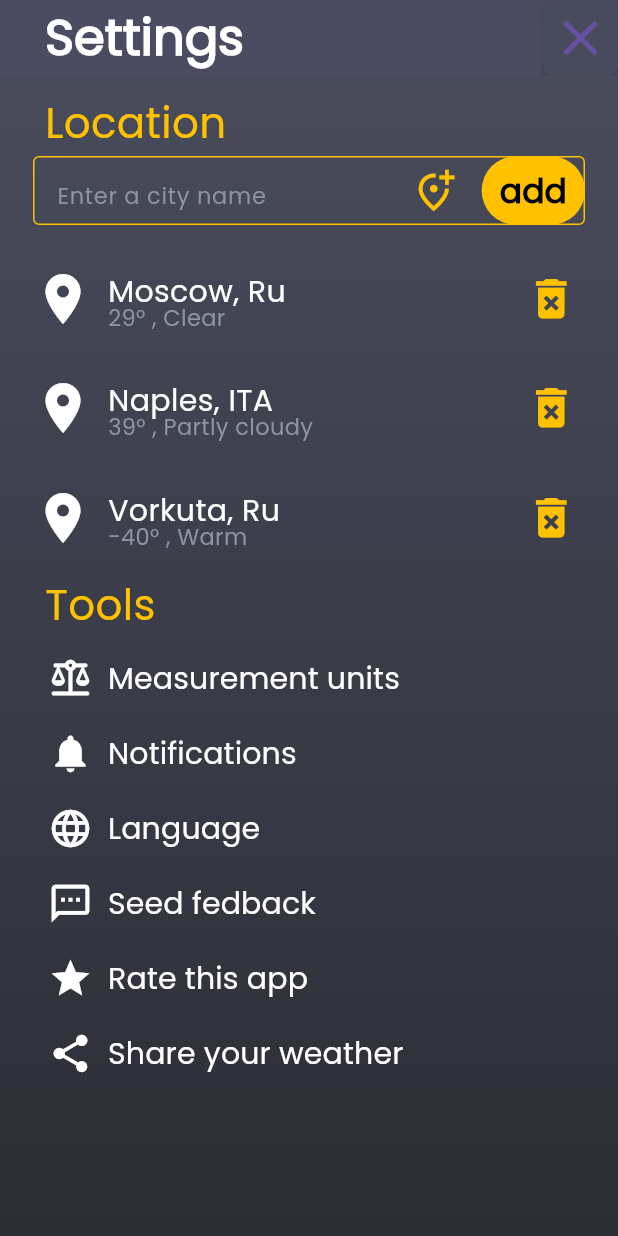
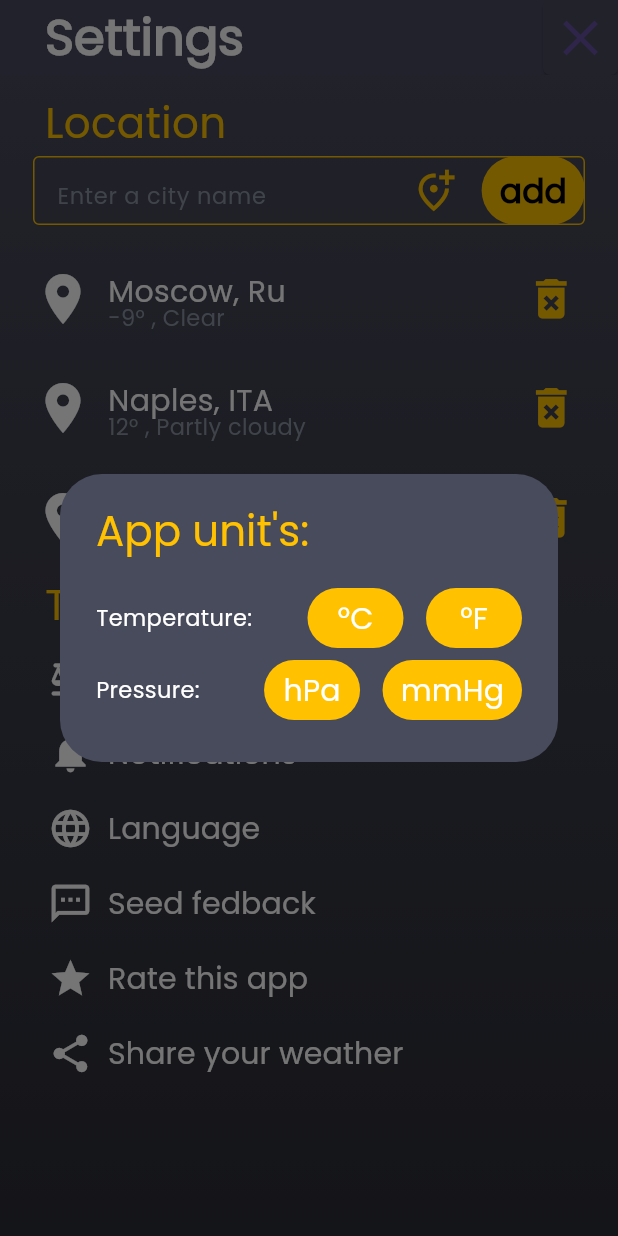
Before and after one commit to ALI-BABAI/weather_forecast_app, a Flutter app: the SettingsScreen screen opened by its route, after a tap on "Measurement units", on a phone screen of 412 x 824 dp. Run offline on Flutter 3.47's test engine with Material 3 defaults, Android fonts, the phone set to English and light mode, and no system bars; our stand-ins replace simple_gradient_text.

Commit message:
Дема: диалоговое окно экрана настроек + ...
- вывод виджетов, соответствующих информации, получаемой по API openweather.org
-

```diff
--- a/analysis_options.yaml
+++ b/analysis_options.yaml
@@ -8,6 +8,9 @@
 # The following line activates a set of recommended lints for Flutter apps,
 # packages, and plugins designed to encourage good coding practices.
 include: package:flutter_lints/flutter.yaml
+analyzer:
+  errors:
+    avoid_print: ignore
 
 linter:
   # The lint rules applied to this project can be customized in the
--- a/lib/screens/home_screen/home_screen.dart
+++ b/lib/screens/home_screen/home_screen.dart
@@ -19,7 +19,6 @@ class HomeScreen extends StatelessWidget {
       appBar: AppBar(
         toolbarHeight: 50,
         elevation: 4, // тень
-        titleSpacing: 30,
         title: const Center(
           child: Text(
             'Moscow, Russia',
--- a/lib/screens/home_screen/widgets/current forecast widgets/dotted_divider.dart
+++ b/lib/screens/home_screen/widgets/current forecast widgets/dotted_divider.dart
@@ -1,4 +1,5 @@
 import 'package:flutter/material.dart';
+import 'package:weather_forecast_app/theme/colors.dart';
 
 class DottedDivederWidget extends StatelessWidget {
   const DottedDivederWidget({super.key});
@@ -7,7 +8,7 @@ class DottedDivederWidget extends StatelessWidget {
   Widget build(BuildContext context) {
     return const Padding(
       padding: EdgeInsets.symmetric(horizontal: 20),
-      child: DottedDivider(height: 1, color: Color(0x50979797)),
+      child: DottedDivider(height: 1, color: AppColors.gray),
     );
   }
 }
@@ -16,6 +17,7 @@ class DottedDivider extends StatelessWidget {
   final double height;
   final Color color;
 
+  // значения по умолчанию:
   const DottedDivider({Key? key, this.height = 1.0, this.color = Colors.grey})
       : super(key: key);
 
--- a/lib/screens/settings_screen/widgets/location_widget.dart
+++ b/lib/screens/settings_screen/widgets/location_widget.dart
@@ -4,7 +4,6 @@ import 'package:weather_forecast_app/theme/text.dart';
 import '../../../theme/colors.dart';
 
 final List<Cities> _cities = []; // global is not reccomended
-// final Set<Cities> _cities = {}; // global is not reccomended
 
 class Cities {
   final String cityName;
@@ -36,8 +35,8 @@ class _LocationWidgetState extends State<LocationWidget> {
 // дебаг
     if (_cities.isEmpty) {
       _cities.addAll([
-        Cities(cityName: 'Moscow, Ru', cityWeather: '29° , Clear'),
-        Cities(cityName: 'Naples, ITA', cityWeather: '39° , Partly cloudy'),
+        Cities(cityName: 'Moscow, Ru', cityWeather: '-9° , Clear'),
+        Cities(cityName: 'Naples, ITA', cityWeather: '12° , Partly cloudy'),
         Cities(cityName: 'Vorkuta, Ru', cityWeather: '-40° , Warm'),
       ]);
     }
@@ -99,10 +98,11 @@ class _LocationWidgetState extends State<LocationWidget> {
                           ),
                           TextButton(
                             style: const ButtonStyle(
-                                fixedSize: MaterialStatePropertyAll(
-                                    Size.fromHeight(46)),
+                              fixedSize:
+                                  MaterialStatePropertyAll(Size.fromHeight(46)),
                               backgroundColor:
-                                    MaterialStatePropertyAll(AppColors.orange)),
+                                  MaterialStatePropertyAll(AppColors.orange),
+                            ),
                             onPressed: () {
                               if (_userAddedCity.isNotEmpty) {
                                 setState(() {
@@ -152,9 +152,11 @@ class _LocationWidgetState extends State<LocationWidget> {
                   indexToDelete: index,
                 ),
                 onDismissed: (direction) {
-                  setState(() {
+                  setState(
+                    () {
                       _cities.removeAt(index);
-                  });
+                    },
+                  );
                 },
               );
             },
@@ -213,7 +215,8 @@ class InfoPerCity extends StatelessWidget {
                 Icons.delete_forever,
                 color: AppColors.orange,
                 size: 35,
-                ))
+              ),
+            )
           ],
         ),
       ],
--- a/lib/screens/settings_screen/widgets/tools_widget.dart
+++ b/lib/screens/settings_screen/widgets/tools_widget.dart
@@ -5,36 +5,59 @@ import 'package:weather_forecast_app/theme/text.dart';
 final class SettingButtonItem {
   final String buttonName;
   final IconData iconType;
+  final void function;
 
-  SettingButtonItem({required this.buttonName, required this.iconType});
+  SettingButtonItem({
+    required this.buttonName,
+    required this.iconType,
+    required this.function,
+  });
 }
 
 final List settingsItems = [
   SettingButtonItem(
     buttonName: 'Measurement units',
     iconType: Icons.balance_rounded,
+    function: () {
+      print('handling...');
+    },
     //settings_system_daydream_outlined
     //balance_rounded
   ),
   SettingButtonItem(
     buttonName: 'Notifications',
     iconType: Icons.notifications,
+    function: () {
+      print('handling...');
+    },
   ),
   SettingButtonItem(
     buttonName: 'Language',
     iconType: Icons.language,
+    function: () {
+      print('handling...');
+    },
   ),
   SettingButtonItem(
     buttonName: 'Seed fedback',
     iconType: Icons.sms_outlined,
+    function: () {
+      print('handling...');
+    },
   ),
   SettingButtonItem(
     buttonName: 'Rate this app',
     iconType: Icons.star,
+    function: () {
+      print('handling...');
+    },
   ),
   SettingButtonItem(
     buttonName: 'Share your weather',
     iconType: Icons.share,
+    function: () {
+      print('handling...');
+    },
   ),
 ];
 
@@ -62,7 +85,8 @@ class ToolsWidget extends StatelessWidget {
             return ToolsElementWidget(
               setting: settingUnit,
             );
-            }),
+          },
+        ),
       ],
     );
   }
@@ -80,7 +104,84 @@ class ToolsElementWidget extends StatelessWidget {
       child: Padding(
         padding: const EdgeInsets.symmetric(horizontal: 20),
         child: TextButton(
-            onPressed: () {},
+            onPressed: () => showDialog<String>(
+                  context: context,
+                  builder: (BuildContext context) => AlertDialog(
+                    backgroundColor: AppColors.appBackground,
+                    title: const Text(
+                      'App unit\'s:',
+                      style: AppTextStyles.settingsScreenHeaderFont,
+                    ),
+                    // content: const Text(
+                    //   'Temperature:',
+                    //   style: AppTextStyles.mainFont,
+                    // ),
+                    actionsAlignment: MainAxisAlignment.spaceAround,
+                    actions: <Widget>[
+                      Row(
+                        children: [
+                          const Expanded(
+                            child: Text(
+                              'Temperature:',
+                              style: AppTextStyles.mainFont,
+                            ),
+                          ),
+                          TextButton(
+                            style: const ButtonStyle(
+                                backgroundColor:
+                                    MaterialStatePropertyAll(AppColors.orange)),
+                            onPressed: () => Navigator.pop(context, '°C'),
+                            child: const Text(
+                              '°C',
+                              style: AppTextStyles.expandedMainFont,
+                            ),
+                          ),
+                          const SizedBox(width: 15),
+                          TextButton(
+                            style: const ButtonStyle(
+                                backgroundColor:
+                                    MaterialStatePropertyAll(AppColors.orange)),
+                            onPressed: () => Navigator.pop(context, '°F'),
+                            child: const Text(
+                              '°F',
+                              style: AppTextStyles.expandedMainFont,
+                            ),
+                          ),
+                        ],
+                      ),
+                      Row(
+                        children: [
+                          const Expanded(
+                              child: Text(
+                            'Pressure:',
+                            style: AppTextStyles.mainFont,
+                          )),
+                          TextButton(
+                            style: const ButtonStyle(
+                                backgroundColor:
+                                    MaterialStatePropertyAll(AppColors.orange)),
+                            onPressed: () => Navigator.pop(context, '°C'),
+                            child: const Text(
+                              'hPa',
+                              style: AppTextStyles.expandedMainFont,
+                            ),
+                          ),
+                          const SizedBox(width: 15),
+                          TextButton(
+                            style: const ButtonStyle(
+                                backgroundColor:
+                                    MaterialStatePropertyAll(AppColors.orange)),
+                            onPressed: () => Navigator.pop(context, '°F'),
+                            child: const Text(
+                              'mmHg',
+                              style: AppTextStyles.expandedMainFont,
+                            ),
+                          ),
+                        ],
+                      ),
+                    ],
+                  ),
+                ),
             child: Row(
               children: [
                 Icon(setting.iconType, color: AppColors.white, size: 30),
```
Also changed, not shown: lib/screens/home_screen/widgets/current forecast widgets/extended_parameters.dart (+14 -8 lines), lib/screens/home_screen/widgets/current forecast widgets/main_weather.dart (+8 -8 lines), lib/screens/home_screen/widgets/hourly_forecast.dart (+6 -3 lines), pubspec.lock. Lines whose indentation alone changed are shown as unchanged.
